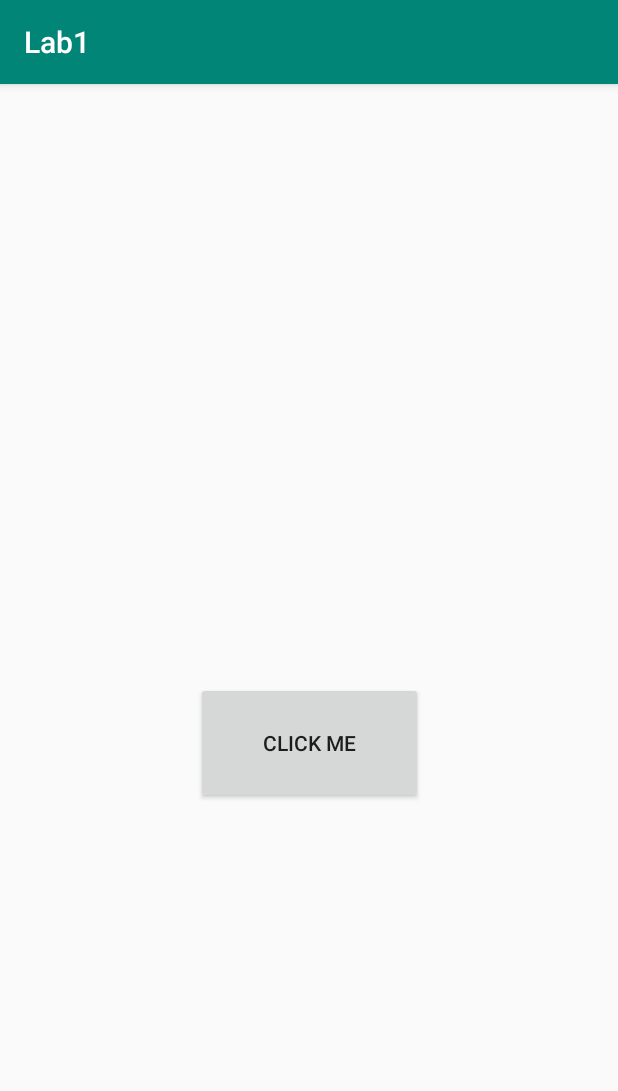
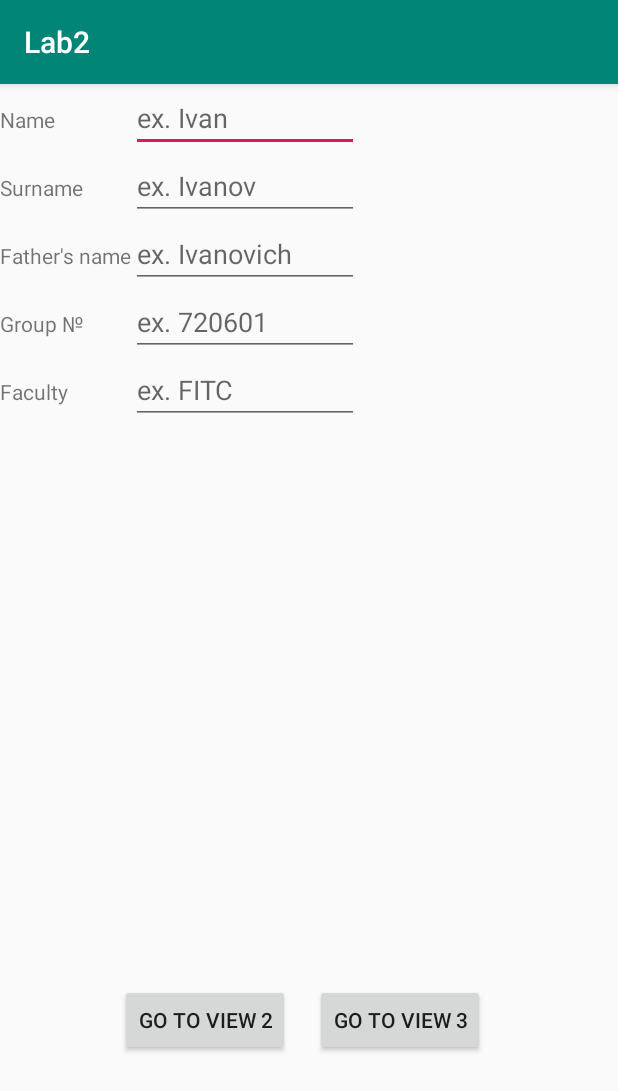
Before and after one commit to SiarheiSvila/JavaAndroidDevelopment, an Android app: the screen it shows after launch (MainActivity), on a phone screen of 412 x 824 dp. Shown: the top 1091 px of the screen. Run offline under Robolectric (Android 15) with nearby library versions, the phone set to English and light mode, and no system bars.

Commit message:
Start lab2

```diff
--- a/app/src/main/res/layout/activity_main.xml
+++ b/app/src/main/res/layout/activity_main.xml
@@ -4,20 +4,99 @@
     xmlns:tools="http://schemas.android.com/tools"
     android:layout_width="match_parent"
     android:layout_height="match_parent"
-    tools:context=".MainActivity"
-    tools:layout_editor_absoluteY="81dp">
+    tools:context=".MainActivity">
+
+    <Button
+        android:id="@+id/button2"
+        android:layout_width="wrap_content"
+        android:layout_height="wrap_content"
+        android:layout_marginStart="130dp"
+        android:onClick="goTo3"
+        android:text="Go to view 3"
+        app:layout_constraintStart_toStartOf="@id/button"
+        app:layout_constraintTop_toTopOf="@id/button" />
 
     <Button
         android:id="@+id/button"
-        android:layout_width="151dp"
-        android:layout_height="81dp"
-        android:layout_marginStart="121dp"
-        android:layout_marginEnd="121dp"
-        android:layout_marginBottom="288dp"
-        android:onClick="onButtonClick"
-        android:text="@string/click_me"
-        app:layout_constraintBottom_toBottomOf="parent"
-        app:layout_constraintEnd_toEndOf="parent"
-        app:layout_constraintStart_toStartOf="parent" />
+        android:layout_width="wrap_content"
+        android:layout_height="wrap_content"
+        android:layout_marginStart="80dp"
+        android:layout_marginTop="600dp"
+        android:onClick="goTo2"
+        android:text="Go to view 2"
+        app:layout_constraintStart_toStartOf="parent"
+        app:layout_constraintTop_toTopOf="parent" />
+
+    <TableLayout
+        android:layout_width="match_parent"
+        android:layout_height="wrap_content"
+        app:layout_constraintTop_toTopOf="parent"
+        tools:layout_editor_absoluteX="0dp">
+
+        <TableRow
+            android:layout_width="match_parent"
+            android:layout_height="match_parent">
+
+            <TextView android:text="@string/name"></TextView>
+
+            <EditText
+                android:layout_width="152dp"
+                android:hint="@string/ivan"
+                android:inputType="text"
+                android:singleLine="true"></EditText>
+        </TableRow>
+
+        <TableRow
+            android:layout_width="match_parent"
+            android:layout_height="match_parent">
+
+            <TextView android:text="@string/surname"></TextView>
+
+            <EditText
+                android:layout_width="152dp"
+                android:hint="@string/ivanov"
+                android:inputType="text"
+                android:singleLine="true"></EditText>
+        </TableRow>
+
+        <TableRow
+            android:layout_width="match_parent"
+            android:layout_height="match_parent">
+
+            <TextView android:text="@string/fathers_name"></TextView>
+
+            <EditText
+                android:layout_width="152dp"
+                android:hint="@string/ivanovich"
+                android:inputType="textShortMessage"
+                android:singleLine="true"></EditText>
+        </TableRow>
+
+        <TableRow
+            android:layout_width="match_parent"
+            android:layout_height="21dp">
+
+            <TextView android:text="@string/group_number"></TextView>
+
+            <EditText
+                android:layout_width="152dp"
+                android:hint="@string/my_group_num"
+                android:inputType="number"></EditText>
+        </TableRow>
+
+        <TableRow
+            android:layout_width="match_parent"
+            android:layout_height="match_parent">
+
+            <TextView android:text="@string/faculty"></TextView>
+
+            <EditText
+                android:layout_width="152dp"
+                android:autofillHints=""
+                android:hint="@string/fitc"
+                android:inputType="textShortMessage|text"></EditText>
+        </TableRow>
+
+    </TableLayout>
 
 </androidx.constraintlayout.widget.ConstraintLayout>
--- a/app/src/main/res/values/strings.xml
+++ b/app/src/main/res/values/strings.xml
@@ -1,6 +1,13 @@
 <resources>
-    <string name="app_name">Lab1</string>
-    <string name="click_me">Click me</string>
-    <string name="hi_user">Hi user</string>
-    <string name="go_back">Go back</string>
+    <string name="app_name">Lab2</string>
+    <string name="name">Name</string>
+    <string name="surname">Surname</string>
+    <string name="fathers_name">Father\'s name</string>
+    <string name="group_number">Group №</string>
+    <string name="faculty">Faculty</string>
+    <string name="ivan">ex. Ivan</string>
+    <string name="ivanov">ex. Ivanov</string>
+    <string name="ivanovich">ex. Ivanovich</string>
+    <string name="my_group_num">ex. 720601</string>
+    <string name="fitc">ex. FITC</string>
 </resources>
```
Also changed, not shown: app/src/main/java/com/example/lab/MainActivity.java (+8 -4 lines), app/src/main/res/layout/hello_user.xml (deleted, +0 -44 lines), app/src/main/res/layout/view2.xml (added, +147 -0 lines), app/src/main/res/layout/view3.xml (added, +149 -0 lines).
